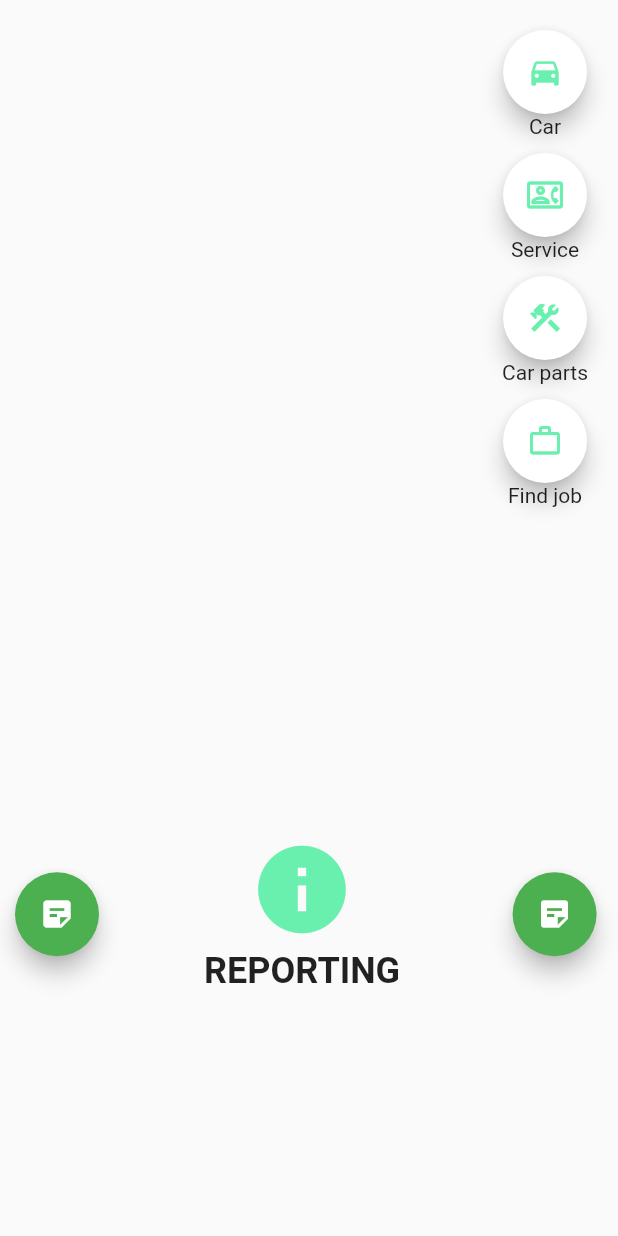
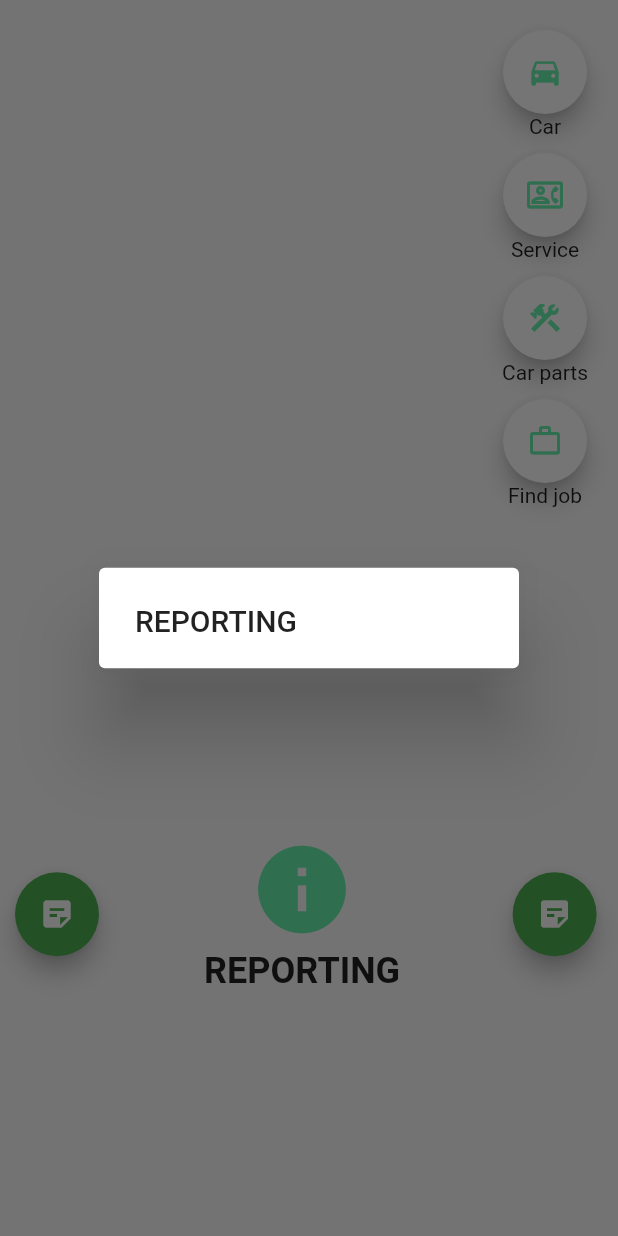
Before and after one commit to nograve/layout-test, a Flutter app: the screen it shows after launch, after a tap on the "info" icon, on a phone screen of 412 x 824 dp. Run offline on Flutter 3.47's test engine with Material 2 defaults, Android fonts, the phone set to English and light mode, and no system bars.

Commit message:
reporting on tap show message implemented

```diff
--- a/lib/home_page.dart
+++ b/lib/home_page.dart
@@ -95,7 +95,18 @@ class HomePage extends StatelessWidget {
                       children: [
                         GestureDetector(
                           onTap: () {
+                            // set up the AlertDialog
+                            const AlertDialog alert = AlertDialog(
+                              title: Text("REPORTING"),
+                            );
 
+                            // show the dialog
+                            showDialog(
+                              context: context,
+                              builder: (BuildContext context) {
+                                return alert;
+                              },
+                            );
                           },
                           child: const Icon(
                             Icons.info,
```
